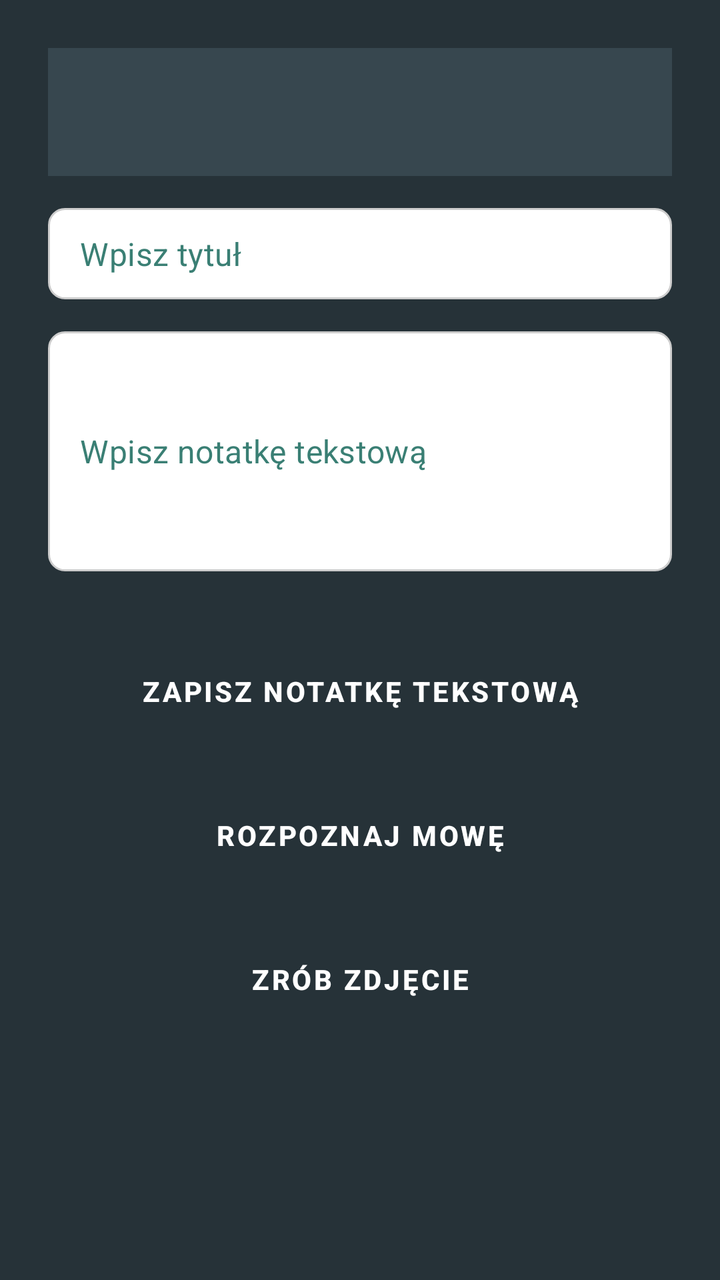
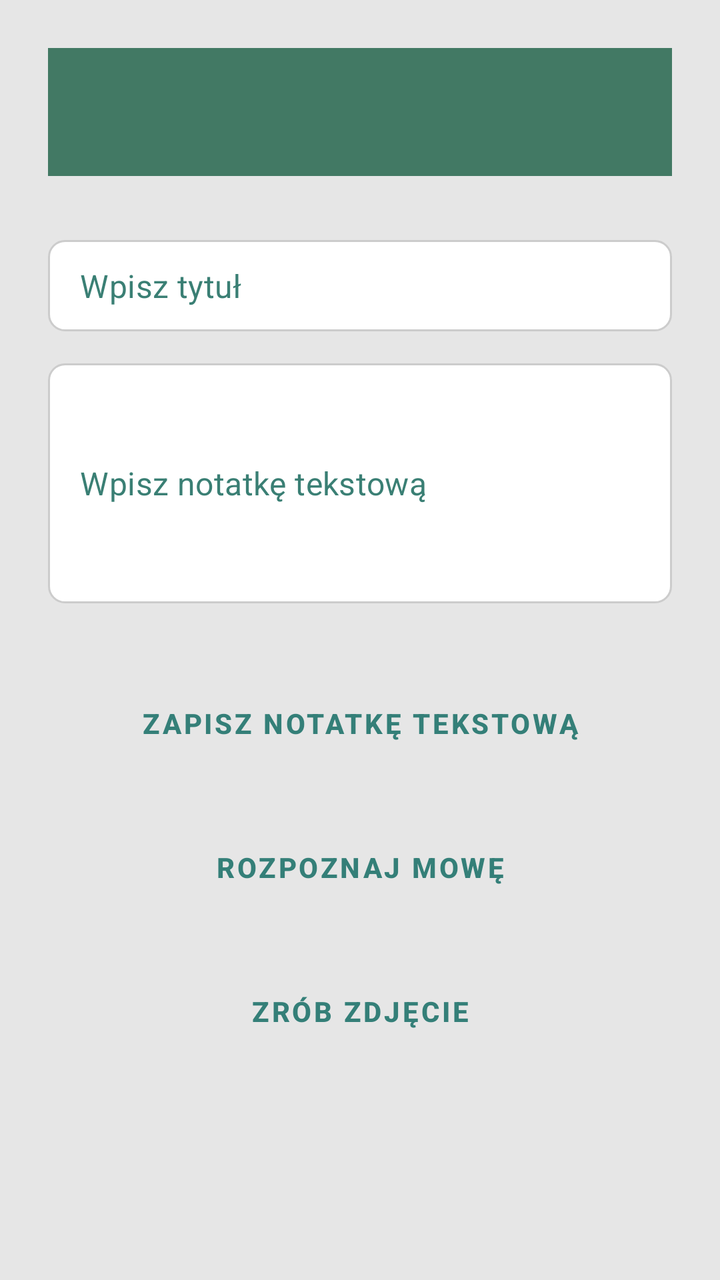

An Android layout rendered at two revisions. The XML below is the earlier revision; the diff shows what the commit changed to produce the second picture.
<!-- AndroidManifest.xml: application theme Theme.GigaNotatnik -->
<!-- res/layout/activity_create_note.xml -->
<?xml version="1.0" encoding="utf-8"?>
<ScrollView xmlns:android="http://schemas.android.com/apk/res/android"
    android:layout_width="match_parent"
    android:layout_height="match_parent"
    android:background="#263238">

    
    <LinearLayout
        android:orientation="vertical"
        android:padding="24dp"
        android:layout_width="match_parent"
        android:layout_height="wrap_content">

        
        <androidx.appcompat.widget.Toolbar
            android:id="@+id/createNoteToolbar"
            android:layout_width="match_parent"
            android:layout_height="?attr/actionBarSize"
            android:background="#37474F"
            android:title="@string/app_title"
            android:titleTextColor="#FFFFFF"
            android:theme="@style/ThemeOverlay.AppCompat.Dark.ActionBar" />

        
        <EditText
            android:id="@+id/editTextTitle"
            style="@style/AppEditText"
            android:hint="@string/note_title_hint"
            android:inputType="textCapSentences"
            android:layout_marginTop="16dp"
            android:layout_marginBottom="16dp"
            android:layout_width="match_parent"
            android:layout_height="wrap_content"/>

        
        <EditText
            android:id="@+id/editTextNote"
            style="@style/AppEditText"
            android:minHeight="120dp"
            android:hint="@string/note_hint"
            android:inputType="textMultiLine"
            android:layout_marginBottom="24dp"
            android:layout_width="match_parent"
            android:layout_height="wrap_content"/>

        
        <Button
            android:id="@+id/btnSaveText"
            style="@style/AppButton"
            android:text="@string/save_text_note"
            android:layout_marginBottom="12dp"/>


        <Button
            android:id="@+id/btnSpeechToText"
            style="@style/AppButton"
            android:text="@string/speech_to_text"
            android:layout_marginBottom="12dp"/>

        <Button
            android:id="@+id/btnTakePhoto"
            style="@style/AppButton"
            android:text="@string/take_photo"
            android:layout_marginBottom="12dp"/>

        
        <HorizontalScrollView
            android:layout_width="match_parent"
            android:layout_height="wrap_content"
            android:layout_marginBottom="16dp">

            <LinearLayout
                android:id="@+id/photoContainer"
                android:layout_width="wrap_content"
                android:layout_height="wrap_content"
                android:orientation="horizontal" />
        </HorizontalScrollView>


    </LinearLayout>
</ScrollView>
<!-- resources referenced by this layout -->
<resources>
  <string name="app_title">Moje notatki</string>
  <string name="note_hint">Wpisz notatkę tekstową</string>
  <string name="note_title_hint">Wpisz tytuł</string>
  <string name="save_text_note">Zapisz notatkę tekstową</string>
  <string name="speech_to_text">Rozpoznaj mowę</string>
  <string name="take_photo">Zrób zdjęcie</string>
  <style name="AppButton" parent="Widget.MaterialComponents.Button">
          <item name="android:layout_width">match_parent</item>
          <item name="android:layout_height">wrap_content</item>
          <item name="android:layout_marginTop">12dp</item>
          <item name="android:background">@drawable/button_background</item>
          <item name="android:textColor">?attr/colorOnPrimary</item>
          <item name="android:textStyle">bold</item>
          <item name="android:elevation">2dp</item>
      </style>
  <style name="AppEditText" parent="Widget.MaterialComponents.TextInputEditText.FilledBox">
          <item name="android:textColor">@color/search_text_black</item>
          <item name="android:textColorHint">?attr/colorPrimary</item>
          <item name="android:padding">12dp</item>
          <item name="android:textSize">16sp</item>
          <item name="android:background">@drawable/edittext_background</item>
      </style>
  <style name="Theme.GigaNotatnik" parent="Theme.Material3.DayNight.NoActionBar">
          <item name="android:windowBackground">@color/background</item>
          <item name="colorPrimary">@color/primary</item>
          <item name="colorPrimaryVariant">@color/primaryVariant</item>
          <item name="colorSecondary">@color/primary_teal</item>
          <item name="colorAccent">@color/accent</item>
          <item name="colorSurface">@color/surface</item>
          <item name="colorOnSurface">@color/textPrimary</item>
          <item name="colorOnPrimary">@color/text_on_button</item>
      </style>
  <!-- drawable button_background (drawable) -->
  <?xml version="1.0" encoding="utf-8"?>
  <selector xmlns:android="http://schemas.android.com/apk/res/android">
      <shape xmlns:android="http://schemas.android.com/apk/res/android"
          android:shape="rectangle">
          <solid android:color="@color/primary_mint"/>
          <corners android:radius="12dp"/>
          <padding android:left="16dp" android:top="8dp"
              android:right="16dp" android:bottom="8dp"/>
      </shape>
  
  
  </selector>
  <color name="search_text_black">#000000</color>
  <!-- drawable edittext_background (drawable) -->
  <?xml version="1.0" encoding="utf-8"?>
  <shape xmlns:android="http://schemas.android.com/apk/res/android"
      android:shape="rectangle">
      <solid android:color="#FFFFFF" />
      <stroke android:width="1dp" android:color="#CCCCCC" />
      <corners android:radius="8dp" />
      <padding android:left="8dp" android:top="8dp" android:right="8dp" android:bottom="8dp" />
  </shape>
  <color name="background">#E0E0E0</color>
  <color name="primary">#3A7F74</color>
  <color name="primaryVariant">#00BFFF</color>
  <color name="primary_teal">#2F6F63</color>
  <color name="accent">#00D4FF</color>
  <color name="surface">#1E1E1E</color>
  <color name="textPrimary">#111111</color>
  <color name="text_on_button">#FFFFFF</color>
  <color name="primary_mint">#5FA88C</color>
</resources>

<!-- the commit's change to res/layout/activity_create_note.xml (unified diff, before → after) -->
@@ -2,9 +2,8 @@
 <ScrollView xmlns:android="http://schemas.android.com/apk/res/android"
     android:layout_width="match_parent"
     android:layout_height="match_parent"
-    android:background="#263238">
+    android:background="@color/background">
 
-    
     <LinearLayout
         android:orientation="vertical"
         android:padding="24dp"
@@ -16,10 +15,11 @@
             android:id="@+id/createNoteToolbar"
             android:layout_width="match_parent"
             android:layout_height="?attr/actionBarSize"
-            android:background="#37474F"
+            android:background="@color/primaryVariant"
             android:title="@string/app_title"
-            android:titleTextColor="#FFFFFF"
-            android:theme="@style/ThemeOverlay.AppCompat.Dark.ActionBar" />
+            android:titleTextColor="@color/textPrimary"
+            android:theme="@style/ThemeOverlay.AppCompat.Dark.ActionBar"
+            android:layout_marginBottom="16dp" />
 
         
         <EditText
@@ -30,7 +30,7 @@
             android:layout_marginTop="16dp"
             android:layout_marginBottom="16dp"
             android:layout_width="match_parent"
-            android:layout_height="wrap_content"/>
+            android:layout_height="wrap_content" />
 
         
         <EditText
@@ -41,27 +41,29 @@
             android:inputType="textMultiLine"
             android:layout_marginBottom="24dp"
             android:layout_width="match_parent"
-            android:layout_height="wrap_content"/>
+            android:layout_height="wrap_content" />
 
         
         <Button
             android:id="@+id/btnSaveText"
+            android:textColor="@color/text_on_button"
             style="@style/AppButton"
             android:text="@string/save_text_note"
-            android:layout_marginBottom="12dp"/>
-
+            android:layout_marginBottom="12dp" />
 
         <Button
             android:id="@+id/btnSpeechToText"
+            android:textColor="@color/text_on_button"
             style="@style/AppButton"
             android:text="@string/speech_to_text"
-            android:layout_marginBottom="12dp"/>
+            android:layout_marginBottom="12dp" />
 
         <Button
             android:id="@+id/btnTakePhoto"
+            android:textColor="@color/text_on_button"
             style="@style/AppButton"
             android:text="@string/take_photo"
-            android:layout_marginBottom="12dp"/>
+            android:layout_marginBottom="12dp" />
 
         
         <HorizontalScrollView
@@ -76,6 +78,5 @@
                 android:orientation="horizontal" />
         </HorizontalScrollView>
 
-
     </LinearLayout>
 </ScrollView>
<!-- resource entries referenced after the edit -->
@@ -24,6 +24,7 @@
       </style>
   <style name="Theme.GigaNotatnik" parent="Theme.Material3.DayNight.NoActionBar">
           <item name="android:windowBackground">@color/background</item>
+          <item name="android:statusBarColor">@color/statusBarColor</item>
           <item name="colorPrimary">@color/primary</item>
           <item name="colorPrimaryVariant">@color/primaryVariant</item>
           <item name="colorSecondary">@color/primary_teal</item>
@@ -31,6 +32,7 @@
           <item name="colorSurface">@color/surface</item>
           <item name="colorOnSurface">@color/textPrimary</item>
           <item name="colorOnPrimary">@color/text_on_button</item>
+  
       </style>
   <!-- drawable button_background (drawable) -->
   <?xml version="1.0" encoding="utf-8"?>
@@ -55,14 +57,15 @@
       <corners android:radius="8dp" />
       <padding android:left="8dp" android:top="8dp" android:right="8dp" android:bottom="8dp" />
   </shape>
-  <color name="background">#E0E0E0</color>
+  <color name="statusBarColor">#3A7F74</color>
+  <color name="background">#e6e6e6</color>
   <color name="primary">#3A7F74</color>
-  <color name="primaryVariant">#00BFFF</color>
+  <color name="primaryVariant">#427964</color>
   <color name="primary_teal">#2F6F63</color>
   <color name="accent">#00D4FF</color>
-  <color name="surface">#1E1E1E</color>
+  <color name="surface">#FFFFFF</color>
   <color name="textPrimary">#111111</color>
-  <color name="text_on_button">#FFFFFF</color>
+  <color name="text_on_button">#347f78</color>
   <color name="primary_mint">#5FA88C</color>
 </resources>
 
